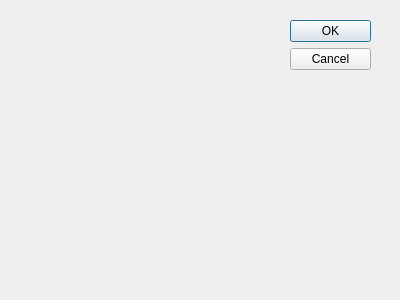
The window that A6-SpriteEditor/A6-SpriteEditor/newfiledialog.ui (thePeterPan/CS3505-2016) describes before a commit, drawn with Qt 5.
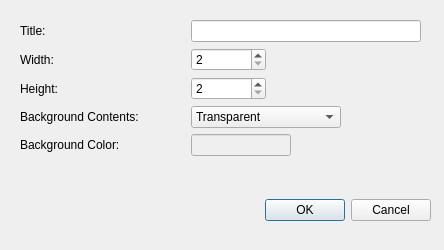
The same window after the commit. Custom widgets are drawn as their Qt base class.

Commit message: Completed basic structure of new file dialog.

Patch:
```diff
--- a/A6-SpriteEditor/A6-SpriteEditor/newfiledialog.ui
+++ b/A6-SpriteEditor/A6-SpriteEditor/newfiledialog.ui
@@ -8,31 +8,173 @@
    <rect>
     <x>0</x>
     <y>0</y>
-    <width>400</width>
-    <height>300</height>
+    <width>444</width>
+    <height>250</height>
    </rect>
   </property>
+  <property name="minimumSize">
+   <size>
+    <width>444</width>
+    <height>250</height>
+   </size>
+  </property>
+  <property name="maximumSize">
+   <size>
+    <width>444</width>
+    <height>250</height>
+   </size>
+  </property>
   <property name="windowTitle">
    <string>Dialog</string>
   </property>
   <widget class="QDialogButtonBox" name="buttonBox">
    <property name="geometry">
     <rect>
-     <x>290</x>
-     <y>20</y>
-     <width>81</width>
-     <height>241</height>
+     <x>230</x>
+     <y>180</y>
+     <width>201</width>
+     <height>61</height>
     </rect>
    </property>
    <property name="orientation">
-    <enum>Qt::Vertical</enum>
+    <enum>Qt::Horizontal</enum>
    </property>
    <property name="standardButtons">
     <set>QDialogButtonBox::Cancel|QDialogButtonBox::Ok</set>
    </property>
   </widget>
+  <widget class="QWidget" name="">
+   <property name="geometry">
+    <rect>
+     <x>20</x>
+     <y>20</y>
+     <width>401</width>
+     <height>188</height>
+    </rect>
+   </property>
+   <layout class="QFormLayout" name="formLayout">
+    <property name="labelAlignment">
+     <set>Qt::AlignLeading|Qt::AlignLeft|Qt::AlignVCenter</set>
+    </property>
+    <item row="0" column="0">
+     <widget class="QLabel" name="title_label">
+      <property name="text">
+       <string>Title:</string>
+      </property>
+     </widget>
+    </item>
+    <item row="0" column="1">
+     <widget class="QLineEdit" name="title_lineEdit"/>
+    </item>
+    <item row="2" column="0">
+     <widget class="QLabel" name="width_label">
+      <property name="text">
+       <string>Width:</string>
+      </property>
+     </widget>
+    </item>
+    <item row="2" column="1">
+     <widget class="QSpinBox" name="width_spinBox">
+      <property name="maximumSize">
+       <size>
+        <width>75</width>
+        <height>16777215</height>
+       </size>
+      </property>
+      <property name="minimum">
+       <number>2</number>
+      </property>
+     </widget>
+    </item>
+    <item row="4" column="0">
+     <widget class="QLabel" name="height_label">
+      <property name="text">
+       <string>Height:</string>
+      </property>
+      <property name="alignment">
+       <set>Qt::AlignRight|Qt::AlignTrailing|Qt::AlignVCenter</set>
+      </property>
+     </widget>
+    </item>
+    <item row="4" column="1">
+     <widget class="QSpinBox" name="height_spinBox">
+      <property name="maximumSize">
+       <size>
+        <width>75</width>
+        <height>16777215</height>
+       </size>
+      </property>
+      <property name="minimum">
+       <number>2</number>
+      </property>
+     </widget>
+    </item>
+    <item row="5" column="0">
+     <widget class="QLabel" name="bgContents_label">
+      <property name="minimumSize">
+       <size>
+        <width>165</width>
+        <height>0</height>
+       </size>
+      </property>
+      <property name="text">
+       <string>Background Contents:</string>
+      </property>
+     </widget>
+    </item>
+    <item row="5" column="1">
+     <widget class="QComboBox" name="comboBox">
+      <property name="maximumSize">
+       <size>
+        <width>150</width>
+        <height>16777215</height>
+       </size>
+      </property>
+      <item>
+       <property name="text">
+        <string>Transparent</string>
+       </property>
+      </item>
+      <item>
+       <property name="text">
+        <string>Color</string>
+       </property>
+      </item>
+     </widget>
+    </item>
+    <item row="6" column="0">
+     <widget class="QLabel" name="bgColor_label">
+      <property name="text">
+       <string>Background Color:</string>
+      </property>
+     </widget>
+    </item>
+    <item row="6" column="1">
+     <widget class="color_widgets::ColorLineEdit" name="bgColor_colorLineEdit">
+      <property name="enabled">
+       <bool>false</bool>
+      </property>
+      <property name="maximumSize">
+       <size>
+        <width>100</width>
+        <height>16777215</height>
+       </size>
+      </property>
+      <property name="readOnly">
+       <bool>false</bool>
+      </property>
+     </widget>
+    </item>
+   </layout>
+  </widget>
  </widget>
- <pixmapfunction/>
+ <customwidgets>
+  <customwidget>
+   <class>color_widgets::ColorLineEdit</class>
+   <extends>QLineEdit</extends>
+   <header>color_line_edit.hpp</header>
+  </customwidget>
+ </customwidgets>
  <resources/>
  <connections>
   <connection>
```
Left out of the diff: 4 changed lines with no effect on the pictures. The commit also changes 1 other file.
